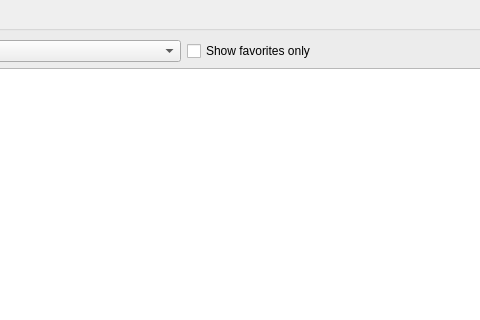
ensisoft/newsflash-plus, file app/gui/newslist.ui: the form before one commit; both pictures show x 208 to 688 and y 0 to 320 of the 913 by 507 pixel window.
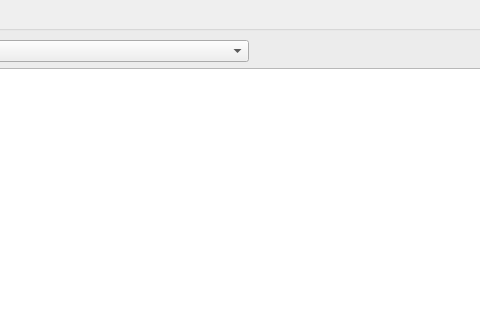
The form after the commit. Icons and pictures are not drawn.

```diff
--- a/app/gui/newslist.ui
+++ b/app/gui/newslist.ui
@@ -17,7 +17,7 @@
    <iconset resource="resource.qrc">
     <normaloff>:/resource/16x16_ico_png/ico_news.png</normaloff>:/resource/16x16_ico_png/ico_news.png</iconset>
   </property>
-  <layout class="QHBoxLayout" name="horizontalLayout">
+  <layout class="QVBoxLayout" name="verticalLayout_2">
    <item>
     <widget class="QGroupBox" name="groupBox">
      <property name="title">
@@ -36,13 +36,6 @@
           </property>
          </widget>
         </item>
-        <item>
-         <widget class="QCheckBox" name="chkFavorites">
-          <property name="text">
-           <string>Show favorites only</string>
-          </property>
-         </widget>
-        </item>
         <item>
          <spacer name="horizontalSpacer">
           <property name="orientation">
```
Left out of the diff: 6 changed lines with no effect on the pictures.
